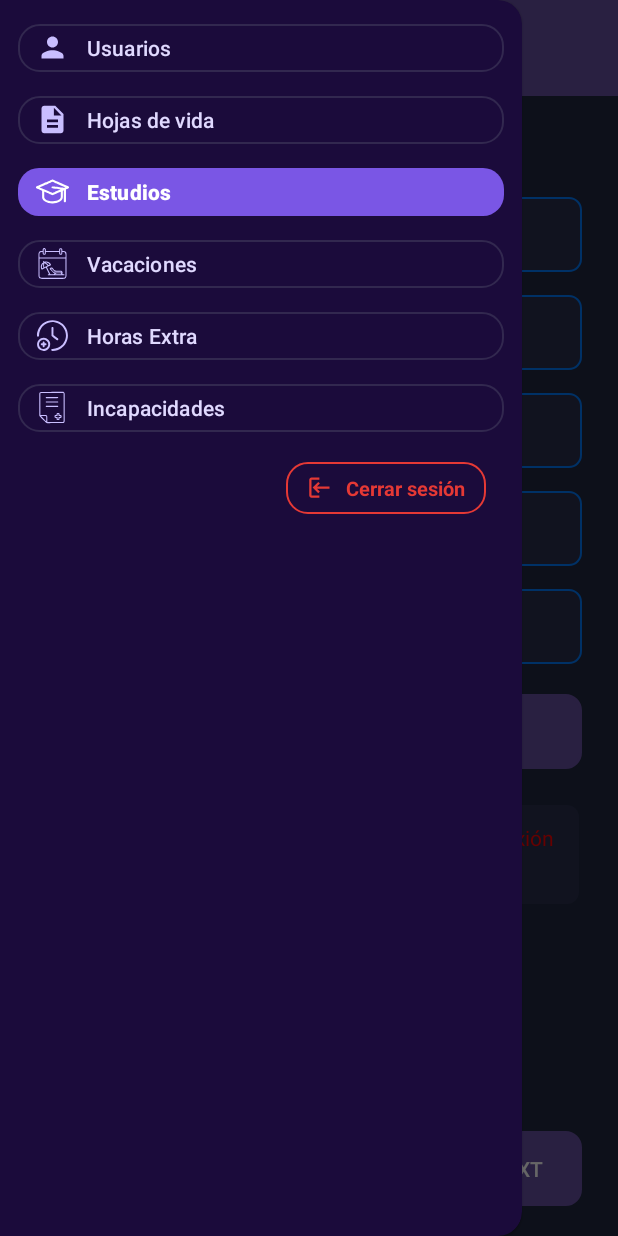
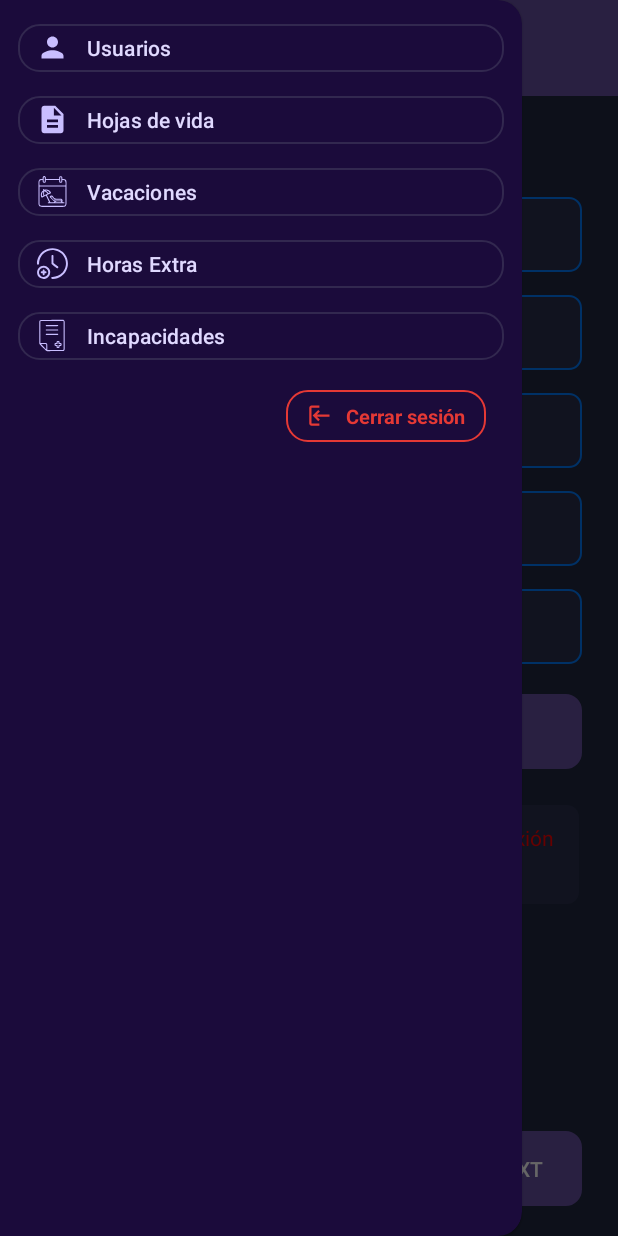
Before and after one commit to ManageHr/Managehr-movil, an Android app: the EstudiosActivity screen opened directly, with no data from a screen before it, with the side drawer open, on a phone screen of 412 x 824 dp. Run offline under Robolectric (Android 15) with nearby library versions, the phone set to English and light mode, and no system bars.

```diff
--- a/app/src/main/java/com/example/appInterface/ExperienciaActivity.kt
+++ b/app/src/main/java/com/example/appInterface/ExperienciaActivity.kt
@@ -24,7 +24,8 @@ import retrofit2.Call
 import retrofit2.Callback
 import retrofit2.Response
 
-class ExperienciaActivity: AppCompatActivity() {
+class ExperienciaActivity: BaseActivity() {
+    override val selfMenuItemId: Int = R.id.nav_experiencia
 
     private lateinit var adapter: ExperienciaAdapter
     private lateinit var recyclerView: RecyclerView
@@ -34,12 +35,13 @@ class ExperienciaActivity: AppCompatActivity() {
     override fun onCreate(savedInstanceState: Bundle?) {
         super.onCreate(savedInstanceState)
         enableEdgeToEdge()
-
+        setModuleContent(R.layout.activity_experiencia)
         ViewCompat.setOnApplyWindowInsetsListener(findViewById(R.id.main)) { v, insets ->
             val systemBars = insets.getInsets(WindowInsetsCompat.Type.systemBars())
             v.setPadding(systemBars.left, systemBars.top, systemBars.right, systemBars.bottom)
             insets
         }
+
 
         tvMensaje = findViewById(R.id.tvMensaje)
 
--- a/app/src/main/res/layout/activity_experiencia.xml
+++ b/app/src/main/res/layout/activity_experiencia.xml
@@ -7,7 +7,7 @@
         android:layout_width="match_parent"
         android:layout_height="match_parent"
         android:background="#202940"
-        tools:context="com.example.appInterface.ExperienciaActivity">
+        tools:context="com.example.appinterface.ExperienciaActivity">
 
 
     <TextView
--- a/app/src/main/res/layout/activity_hojadevida.xml
+++ b/app/src/main/res/layout/activity_hojadevida.xml
@@ -7,7 +7,7 @@
         android:layout_width="match_parent"
         android:layout_height="match_parent"
         android:background="#202940"
-        tools:context="com.example.appInterface.HojasvidaActivity">
+        tools:context="com.example.appinterface.HojasvidaActivity">
 
     <!-- Título -->
     <TextView
--- a/app/src/main/res/layout/estudios_main.xml
+++ b/app/src/main/res/layout/estudios_main.xml
@@ -7,7 +7,7 @@
         android:layout_width="match_parent"
         android:layout_height="match_parent"
         android:background="#202940"
-        tools:context="com.example.appInterface.EstudiosActivity">
+        tools:context="com.example.appinterface.EstudiosActivity">
 
     <!-- Título -->
     <TextView
--- a/app/src/main/res/menu/drawer_menu.xml
+++ b/app/src/main/res/menu/drawer_menu.xml
@@ -5,7 +5,8 @@
     <group android:checkableBehavior="single">
         <item android:id="@+id/nav_usuarios"       android:icon="@drawable/ic_person"       android:title="Usuarios"/>
         <item android:id="@+id/nav_hojasvida"      android:icon="@drawable/ic_description"  android:title="Hojas de vida"/>
-        <item android:id="@+id/nav_estudios"       android:icon="@drawable/study"           android:title="Estudios"/>
+        <item android:id="@+id/nav_estudios"    android:visible="false"   android:icon="@drawable/study"           android:title="Estudios"/>
+        <item android:id="@+id/nav_experiencia" android:visible="false"       android:icon="@drawable/study"           android:title="Experiencia"/>
         <item android:id="@+id/nav_vacaciones"     android:icon="@drawable/vacaciones"      android:title="Vacaciones"/>
         <item android:id="@+id/nav_horas_extra"    android:icon="@drawable/tiempo_extra"    android:title="Horas Extra"/>
         <item android:id="@+id/nav_incapacidades"  android:icon="@drawable/incapacidad"     android:title="Incapacidades"/>
```
Also changed, not shown: app/src/main/AndroidManifest.xml (+4 -4 lines), 1 other file.
